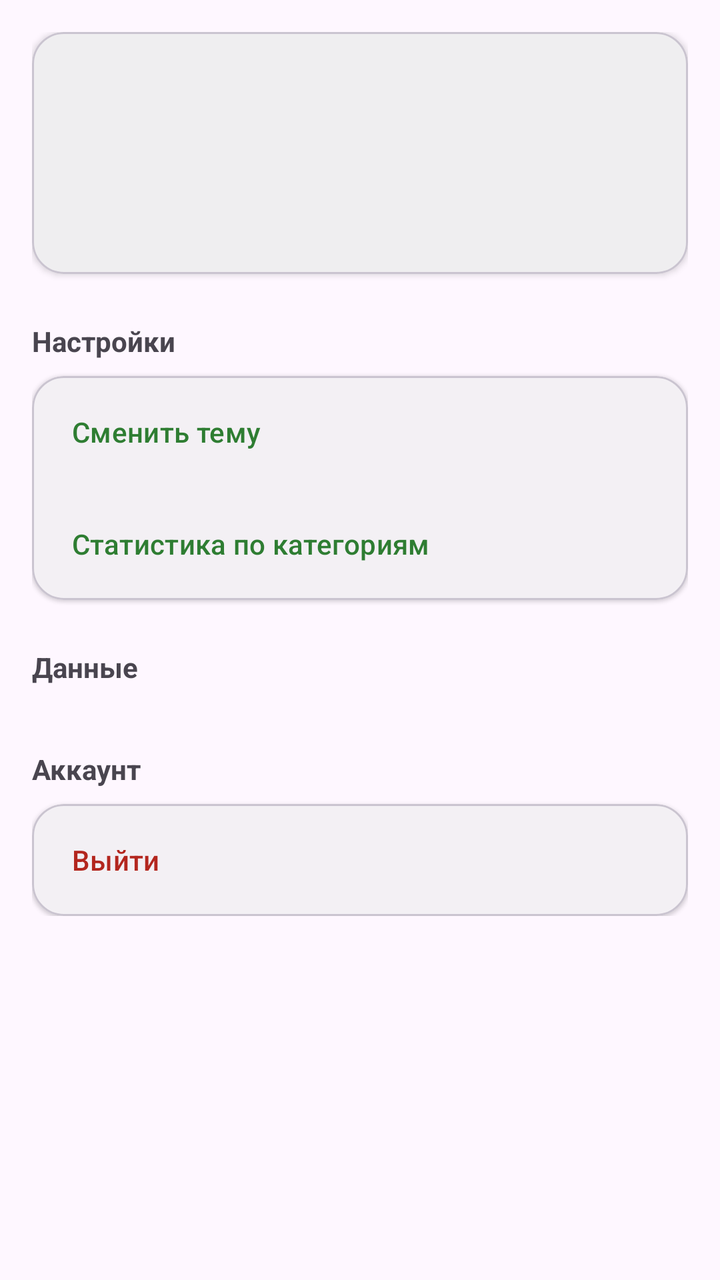
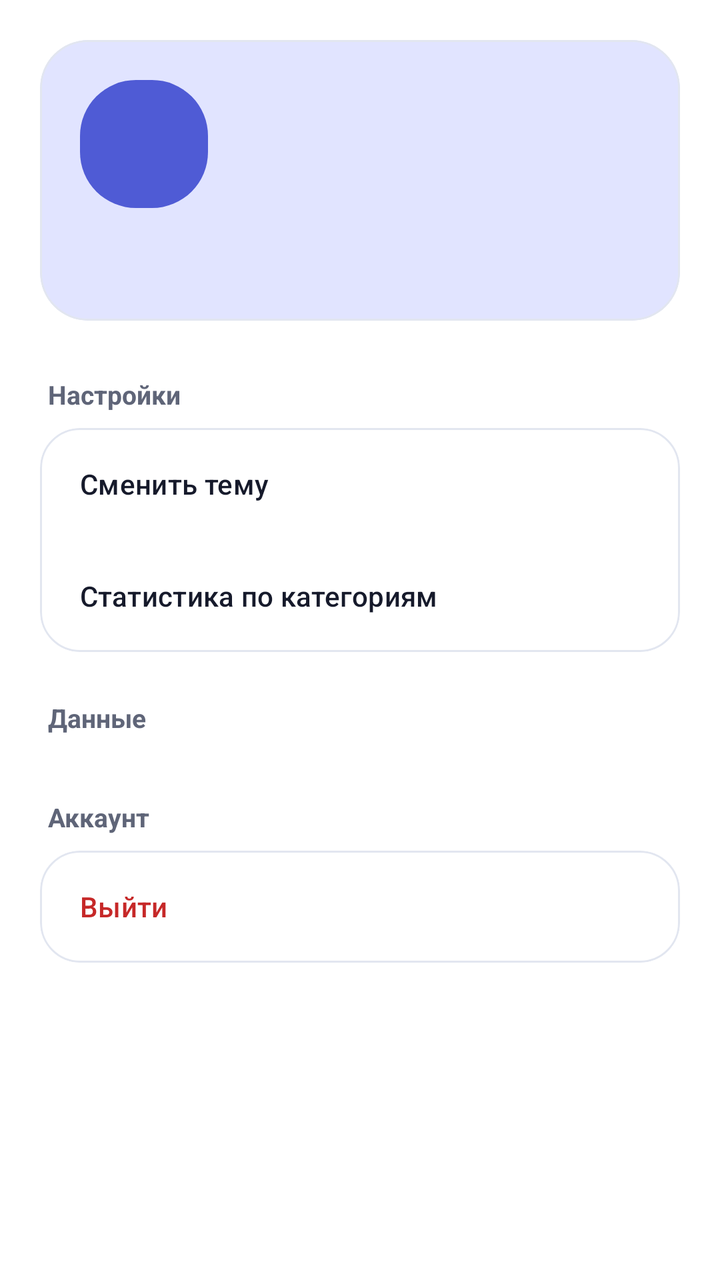

Two renders of the same Android screen: before a commit and after it. Below are the layout's source before the change and the commit's diff.
<!-- AndroidManifest.xml: application theme Theme.RecipesApp -->
<!-- res/layout/activity_profile.xml -->
<?xml version="1.0" encoding="utf-8"?>
<androidx.core.widget.NestedScrollView
    xmlns:android="http://schemas.android.com/apk/res/android"
    xmlns:app="http://schemas.android.com/apk/res-auto"
    android:layout_width="match_parent"
    android:layout_height="match_parent"
    android:background="?attr/colorSurface">

    <androidx.constraintlayout.widget.ConstraintLayout
        android:layout_width="match_parent"
        android:layout_height="wrap_content"
        android:padding="16dp">

        
        <com.google.android.material.card.MaterialCardView
            android:id="@+id/userCard"
            android:layout_width="0dp"
            android:layout_height="wrap_content"
            app:cardCornerRadius="16dp"
            app:cardElevation="2dp"
            app:layout_constraintEnd_toEndOf="parent"
            app:layout_constraintStart_toStartOf="parent"
            app:layout_constraintTop_toTopOf="parent">

            <LinearLayout
                android:layout_width="match_parent"
                android:layout_height="wrap_content"
                android:orientation="vertical"
                android:padding="20dp">

                <TextView
                    android:id="@+id/greetingText"
                    android:layout_width="wrap_content"
                    android:layout_height="wrap_content"
                    android:textSize="20sp"
                    android:textStyle="bold" />

                <TextView
                    android:id="@+id/roleText"
                    android:layout_width="wrap_content"
                    android:layout_height="wrap_content"
                    android:layout_marginTop="4dp"
                    android:textSize="14sp" />

                <TextView
                    android:id="@+id/statsSummary"
                    android:layout_width="wrap_content"
                    android:layout_height="wrap_content"
                    android:layout_marginTop="12dp"
                    android:textSize="14sp" />
            </LinearLayout>
        </com.google.android.material.card.MaterialCardView>

        
        <TextView
            android:id="@+id/sectionSettings"
            android:layout_width="wrap_content"
            android:layout_height="wrap_content"
            android:layout_marginTop="24dp"
            android:text="@string/profile_section_settings"
            android:textSize="14sp"
            android:textStyle="bold"
            app:layout_constraintStart_toStartOf="parent"
            app:layout_constraintTop_toBottomOf="@+id/userCard" />

        <com.google.android.material.card.MaterialCardView
            android:id="@+id/settingsCard"
            android:layout_width="0dp"
            android:layout_height="wrap_content"
            android:layout_marginTop="8dp"
            app:cardCornerRadius="16dp"
            app:cardElevation="1dp"
            app:layout_constraintEnd_toEndOf="parent"
            app:layout_constraintStart_toStartOf="parent"
            app:layout_constraintTop_toBottomOf="@+id/sectionSettings">

            <LinearLayout
                android:layout_width="match_parent"
                android:layout_height="wrap_content"
                android:orientation="vertical">

                <Button
                    android:id="@+id/themeButton"
                    style="@style/Widget.Material3.Button.TextButton"
                    android:layout_width="match_parent"
                    android:layout_height="wrap_content"
                    android:minHeight="56dp"
                    android:gravity="start|center_vertical"
                    android:paddingStart="20dp"
                    android:text="@string/theme_toggle" />

                <Button
                    android:id="@+id/statsButton"
                    style="@style/Widget.Material3.Button.TextButton"
                    android:layout_width="match_parent"
                    android:layout_height="wrap_content"
                    android:minHeight="56dp"
                    android:gravity="start|center_vertical"
                    android:paddingStart="20dp"
                    android:text="@string/stats_title" />
            </LinearLayout>
        </com.google.android.material.card.MaterialCardView>

        
        <TextView
            android:id="@+id/sectionData"
            android:layout_width="wrap_content"
            android:layout_height="wrap_content"
            android:layout_marginTop="24dp"
            android:text="@string/profile_section_data"
            android:textSize="14sp"
            android:textStyle="bold"
            app:layout_constraintStart_toStartOf="parent"
            app:layout_constraintTop_toBottomOf="@+id/settingsCard" />

        <com.google.android.material.card.MaterialCardView
            android:id="@+id/dataCard"
            android:layout_width="0dp"
            android:layout_height="wrap_content"
            android:layout_marginTop="8dp"
            app:cardCornerRadius="16dp"
            app:cardElevation="1dp"
            app:layout_constraintEnd_toEndOf="parent"
            app:layout_constraintStart_toStartOf="parent"
            app:layout_constraintTop_toBottomOf="@+id/sectionData">

            <LinearLayout
                android:layout_width="match_parent"
                android:layout_height="wrap_content"
                android:orientation="vertical">

                <Button
                    android:id="@+id/adminButton"
                    style="@style/Widget.Material3.Button.TextButton"
                    android:layout_width="match_parent"
                    android:layout_height="wrap_content"
                    android:minHeight="56dp"
                    android:gravity="start|center_vertical"
                    android:paddingStart="20dp"
                    android:text="@string/admin_panel"
                    android:visibility="gone" />
            </LinearLayout>
        </com.google.android.material.card.MaterialCardView>

        
        <TextView
            android:id="@+id/sectionAccount"
            android:layout_width="wrap_content"
            android:layout_height="wrap_content"
            android:layout_marginTop="24dp"
            android:text="@string/profile_section_account"
            android:textSize="14sp"
            android:textStyle="bold"
            app:layout_constraintStart_toStartOf="parent"
            app:layout_constraintTop_toBottomOf="@+id/dataCard" />

        <com.google.android.material.card.MaterialCardView
            android:id="@+id/accountCard"
            android:layout_width="0dp"
            android:layout_height="wrap_content"
            android:layout_marginTop="8dp"
            android:layout_marginBottom="16dp"
            app:cardCornerRadius="16dp"
            app:cardElevation="1dp"
            app:layout_constraintEnd_toEndOf="parent"
            app:layout_constraintStart_toStartOf="parent"
            app:layout_constraintTop_toBottomOf="@+id/sectionAccount">

            <Button
                android:id="@+id/logoutButton"
                style="@style/Widget.Material3.Button.TextButton"
                android:layout_width="match_parent"
                android:layout_height="wrap_content"
                android:minHeight="56dp"
                android:gravity="start|center_vertical"
                android:paddingStart="20dp"
                android:text="@string/logout"
                android:textColor="?attr/colorError" />
        </com.google.android.material.card.MaterialCardView>

    </androidx.constraintlayout.widget.ConstraintLayout>
</androidx.core.widget.NestedScrollView>
<!-- resources referenced by this layout -->
<resources>
  <string name="admin_panel">Панель администратора</string>
  <string name="logout">Выйти</string>
  <string name="profile_section_account">Аккаунт</string>
  <string name="profile_section_data">Данные</string>
  <string name="profile_section_settings">Настройки</string>
  <string name="stats_title">Статистика по категориям</string>
  <string name="theme_toggle">Сменить тему</string>
  <style name="Theme.RecipesApp" parent="Theme.Material3.Light.NoActionBar">
          <item name="colorPrimary">@color/primary</item>
          <item name="colorOnPrimary">@color/on_primary</item>
          <item name="colorSecondary">@color/secondary</item>
          <item name="android:windowBackground">@color/background</item>
      </style>
  <color name="primary">#2E7D32</color>
  <color name="on_primary">#FFFFFF</color>
  <color name="secondary">#FF8F00</color>
  <color name="background">#FAFAFA</color>
</resources>

<!-- the commit's change to res/layout/activity_profile.xml (unified diff, before → after) -->
@@ -6,21 +6,19 @@
     android:layout_height="match_parent"
     android:background="?attr/colorSurface">
 
-    <androidx.constraintlayout.widget.ConstraintLayout
+    <LinearLayout
         android:layout_width="match_parent"
         android:layout_height="wrap_content"
-        android:padding="16dp">
-
-        
-        <com.google.android.material.card.MaterialCardView
-            android:id="@+id/userCard"
-            android:layout_width="0dp"
-            android:layout_height="wrap_content"
-            app:cardCornerRadius="16dp"
-            app:cardElevation="2dp"
-            app:layout_constraintEnd_toEndOf="parent"
-            app:layout_constraintStart_toStartOf="parent"
-            app:layout_constraintTop_toTopOf="parent">
+        android:orientation="vertical"
+        android:padding="20dp">
+
+        
+        <com.google.android.material.card.MaterialCardView
+            android:layout_width="match_parent"
+            android:layout_height="wrap_content"
+            app:cardBackgroundColor="?attr/colorSecondaryContainer"
+            app:cardCornerRadius="24dp"
+            app:cardElevation="0dp">
 
             <LinearLayout
                 android:layout_width="match_parent"
@@ -28,51 +26,78 @@
                 android:orientation="vertical"
                 android:padding="20dp">
 
-                <TextView
-                    android:id="@+id/greetingText"
-                    android:layout_width="wrap_content"
-                    android:layout_height="wrap_content"
-                    android:textSize="20sp"
-                    android:textStyle="bold" />
-
-                <TextView
-                    android:id="@+id/roleText"
-                    android:layout_width="wrap_content"
-                    android:layout_height="wrap_content"
-                    android:layout_marginTop="4dp"
-                    android:textSize="14sp" />
+                <LinearLayout
+                    android:layout_width="match_parent"
+                    android:layout_height="wrap_content"
+                    android:gravity="center_vertical"
+                    android:orientation="horizontal">
+
+                    
+                    <TextView
+                        android:id="@+id/avatarLetter"
+                        android:layout_width="64dp"
+                        android:layout_height="64dp"
+                        android:background="@drawable/bg_logo"
+                        android:gravity="center"
+                        android:textColor="@color/on_primary"
+                        android:textSize="28sp"
+                        android:textStyle="bold" />
+
+                    <LinearLayout
+                        android:layout_width="0dp"
+                        android:layout_height="wrap_content"
+                        android:layout_weight="1"
+                        android:orientation="vertical"
+                        android:paddingStart="16dp">
+
+                        <TextView
+                            android:id="@+id/greetingText"
+                            android:layout_width="wrap_content"
+                            android:layout_height="wrap_content"
+                            android:textColor="?attr/colorOnSecondaryContainer"
+                            android:textSize="20sp"
+                            android:textStyle="bold" />
+
+                        <TextView
+                            android:id="@+id/roleText"
+                            android:layout_width="wrap_content"
+                            android:layout_height="wrap_content"
+                            android:layout_marginTop="2dp"
+                            android:textColor="?attr/colorOnSecondaryContainer"
+                            android:textSize="14sp" />
+                    </LinearLayout>
+                </LinearLayout>
 
                 <TextView
                     android:id="@+id/statsSummary"
                     android:layout_width="wrap_content"
                     android:layout_height="wrap_content"
-                    android:layout_marginTop="12dp"
-                    android:textSize="14sp" />
+                    android:layout_marginTop="16dp"
+                    android:textColor="?attr/colorOnSecondaryContainer"
+                    android:textSize="15sp" />
             </LinearLayout>
         </com.google.android.material.card.MaterialCardView>
 
         
         <TextView
-            android:id="@+id/sectionSettings"
             android:layout_width="wrap_content"
             android:layout_height="wrap_content"
-            android:layout_marginTop="24dp"
+            android:layout_marginStart="4dp"
+            android:layout_marginTop="28dp"
             android:text="@string/profile_section_settings"
-            android:textSize="14sp"
-            android:textStyle="bold"
-            app:layout_constraintStart_toStartOf="parent"
-            app:layout_constraintTop_toBottomOf="@+id/userCard" />
-
-        <com.google.android.material.card.MaterialCardView
-            android:id="@+id/settingsCard"
-            android:layout_width="0dp"
+            android:textColor="?attr/colorOnSurfaceVariant"
+            android:textSize="13sp"
+            android:textStyle="bold" />
+
+        <com.google.android.material.card.MaterialCardView
+            android:layout_width="match_parent"
             android:layout_height="wrap_content"
             android:layout_marginTop="8dp"
-            app:cardCornerRadius="16dp"
-            app:cardElevation="1dp"
-            app:layout_constraintEnd_toEndOf="parent"
-            app:layout_constraintStart_toStartOf="parent"
-            app:layout_constraintTop_toBottomOf="@+id/sectionSettings">
+            app:cardBackgroundColor="?attr/colorSurface"
+            app:cardCornerRadius="20dp"
+            app:cardElevation="0dp"
+            app:strokeColor="?attr/colorOutlineVariant"
+            app:strokeWidth="1dp">
 
             <LinearLayout
                 android:layout_width="match_parent"
@@ -84,99 +109,92 @@
                     style="@style/Widget.Material3.Button.TextButton"
                     android:layout_width="match_parent"
                     android:layout_height="wrap_content"
+                    android:gravity="start|center_vertical"
                     android:minHeight="56dp"
-                    android:gravity="start|center_vertical"
                     android:paddingStart="20dp"
-                    android:text="@string/theme_toggle" />
+                    android:text="@string/theme_toggle"
+                    android:textColor="?attr/colorOnSurface" />
 
                 <Button
                     android:id="@+id/statsButton"
                     style="@style/Widget.Material3.Button.TextButton"
                     android:layout_width="match_parent"
                     android:layout_height="wrap_content"
+                    android:gravity="start|center_vertical"
                     android:minHeight="56dp"
-                    android:gravity="start|center_vertical"
                     android:paddingStart="20dp"
-                    android:text="@string/stats_title" />
+                    android:text="@string/stats_title"
+                    android:textColor="?attr/colorOnSurface" />
             </LinearLayout>
         </com.google.android.material.card.MaterialCardView>
 
         
         <TextView
-            android:id="@+id/sectionData"
             android:layout_width="wrap_content"
             android:layout_height="wrap_content"
+            android:layout_marginStart="4dp"
             android:layout_marginTop="24dp"
             android:text="@string/profile_section_data"
-            android:textSize="14sp"
-            android:textStyle="bold"
-            app:layout_constraintStart_toStartOf="parent"
-            app:layout_constraintTop_toBottomOf="@+id/settingsCard" />
-
-        <com.google.android.material.card.MaterialCardView
-            android:id="@+id/dataCard"
-            android:layout_width="0dp"
+            android:textColor="?attr/colorOnSurfaceVariant"
+            android:textSize="13sp"
+            android:textStyle="bold" />
+
+        <com.google.android.material.card.MaterialCardView
+            android:layout_width="match_parent"
             android:layout_height="wrap_content"
             android:layout_marginTop="8dp"
-            app:cardCornerRadius="16dp"
-            app:cardElevation="1dp"
-            app:layout_constraintEnd_toEndOf="parent"
-            app:layout_constraintStart_toStartOf="parent"
-            app:layout_constraintTop_toBottomOf="@+id/sectionData">
-
-            <LinearLayout
-                android:layout_width="match_parent"
-                android:layout_height="wrap_content"
-                android:orientation="vertical">
-
-                <Button
-                    android:id="@+id/adminButton"
-                    style="@style/Widget.Material3.Button.TextButton"
-                    android:layout_width="match_parent"
-                    android:layout_height="wrap_content"
-                    android:minHeight="56dp"
-                    android:gravity="start|center_vertical"
-                    android:paddingStart="20dp"
-                    android:text="@string/admin_panel"
-                    android:visibility="gone" />
-            </LinearLayout>
+            app:cardBackgroundColor="?attr/colorSurface"
+            app:cardCornerRadius="20dp"
+            app:cardElevation="0dp"
+            app:strokeColor="?attr/colorOutlineVariant"
+            app:strokeWidth="1dp">
+
+            <Button
+                android:id="@+id/adminButton"
+                style="@style/Widget.Material3.Button.TextButton"
+                android:layout_width="match_parent"
+                android:layout_height="wrap_content"
+                android:gravity="start|center_vertical"
+                android:minHeight="56dp"
+                android:paddingStart="20dp"
+                android:text="@string/admin_panel"
+                android:textColor="?attr/colorOnSurface"
+                android:visibility="gone" />
         </com.google.android.material.card.MaterialCardView>
 
         
         <TextView
-            android:id="@+id/sectionAccount"
             android:layout_width="wrap_content"
             android:layout_height="wrap_content"
+            android:layout_marginStart="4dp"
             android:layout_marginTop="24dp"
             android:text="@string/profile_section_account"
-            android:textSize="14sp"
-            android:textStyle="bold"
-            app:layout_constraintStart_toStartOf="parent"
-            app:layout_constraintTop_toBottomOf="@+id/dataCard" />
-
-        <com.google.android.material.card.MaterialCardView
-            android:id="@+id/accountCard"
-            android:layout_width="0dp"
-            android:layout_height="wrap_content"
+            android:textColor="?attr/colorOnSurfaceVariant"
+            android:textSize="13sp"
+            android:textStyle="bold" />
+
+        <com.google.android.material.card.MaterialCardView
+            android:layout_width="match_parent"
+            android:layout_height="wrap_content"
+            android:layout_marginBottom="24dp"
             android:layout_marginTop="8dp"
-            android:layout_marginBottom="16dp"
-            app:cardCornerRadius="16dp"
-            app:cardElevation="1dp"
-            app:layout_constraintEnd_toEndOf="parent"
-            app:layout_constraintStart_toStartOf="parent"
-            app:layout_constraintTop_toBottomOf="@+id/sectionAccount">
+            app:cardBackgroundColor="?attr/colorSurface"
+            app:cardCornerRadius="20dp"
+            app:cardElevation="0dp"
+            app:strokeColor="?attr/colorOutlineVariant"
+            app:strokeWidth="1dp">
 
             <Button
                 android:id="@+id/logoutButton"
                 style="@style/Widget.Material3.Button.TextButton"
                 android:layout_width="match_parent"
                 android:layout_height="wrap_content"
+                android:gravity="start|center_vertical"
                 android:minHeight="56dp"
-                android:gravity="start|center_vertical"
                 android:paddingStart="20dp"
                 android:text="@string/logout"
                 android:textColor="?attr/colorError" />
         </com.google.android.material.card.MaterialCardView>
 
-    </androidx.constraintlayout.widget.ConstraintLayout>
+    </LinearLayout>
 </androidx.core.widget.NestedScrollView>
<!-- resource entries referenced after the edit -->
@@ -10,12 +10,33 @@
   <style name="Theme.RecipesApp" parent="Theme.Material3.Light.NoActionBar">
           <item name="colorPrimary">@color/primary</item>
           <item name="colorOnPrimary">@color/on_primary</item>
-          <item name="colorSecondary">@color/secondary</item>
+          <item name="colorSurface">@color/surface</item>
+          <item name="colorOnSurface">@color/text_primary</item>
+          <item name="colorSurfaceVariant">@color/surface_variant</item>
+          <item name="colorOnSurfaceVariant">@color/text_secondary</item>
+          <item name="colorSecondaryContainer">@color/primary_container</item>
+          <item name="colorOnSecondaryContainer">@color/on_primary_container</item>
+          <item name="colorOutlineVariant">@color/outline</item>
+          <item name="colorError">@color/error</item>
           <item name="android:windowBackground">@color/background</item>
       </style>
-  <color name="primary">#2E7D32</color>
+  <color name="primary">#4F5BD5</color>
+  <color name="surface">#FFFFFF</color>
+  <color name="text_primary">#161A2B</color>
+  <color name="surface_variant">#E9ECF5</color>
+  <color name="text_secondary">#5F6578</color>
+  <color name="primary_container">#E1E4FF</color>
+  <color name="on_primary_container">#2A3190</color>
+  <color name="outline">#E2E6F0</color>
+  <color name="error">#C62828</color>
   <color name="on_primary">#FFFFFF</color>
-  <color name="secondary">#FF8F00</color>
-  <color name="background">#FAFAFA</color>
+  <!-- drawable bg_logo (drawable) -->
+  <?xml version="1.0" encoding="utf-8"?>
+  <shape xmlns:android="http://schemas.android.com/apk/res/android"
+      android:shape="rectangle">
+      <solid android:color="@color/primary" />
+      <corners android:radius="28dp" />
+  </shape>
+  <color name="background">#F4F5FB</color>
 </resources>
 
